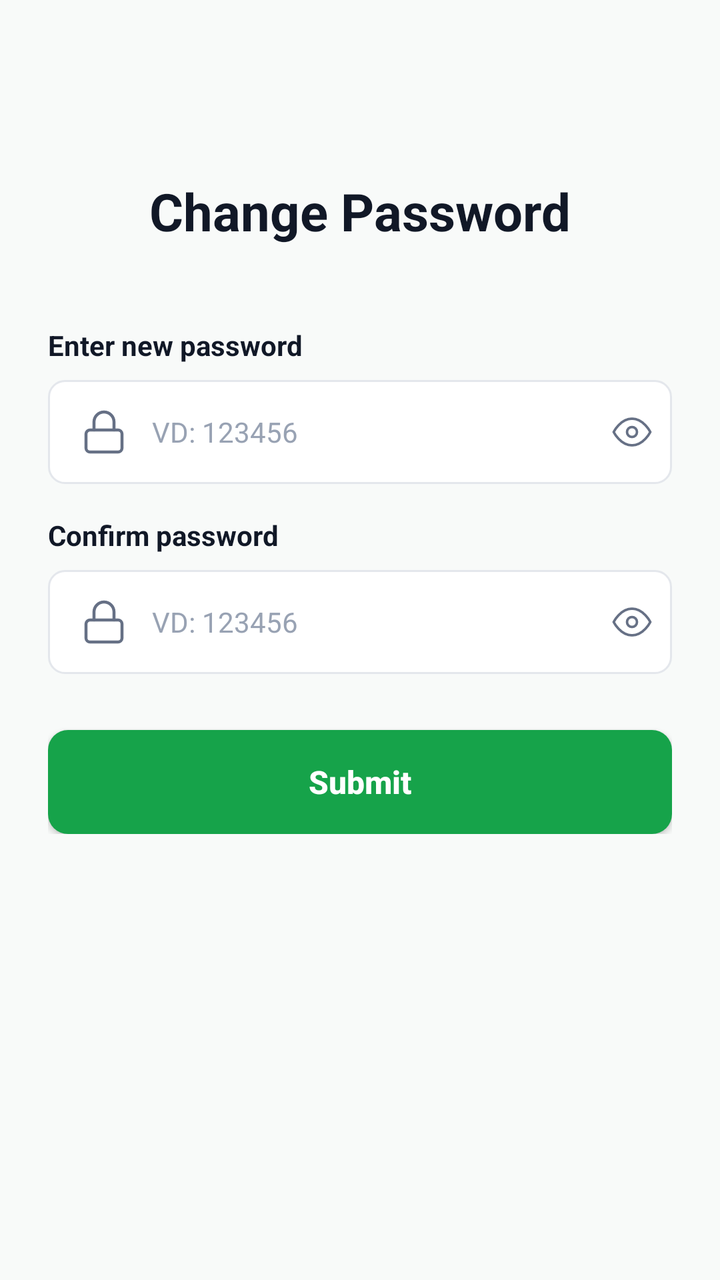
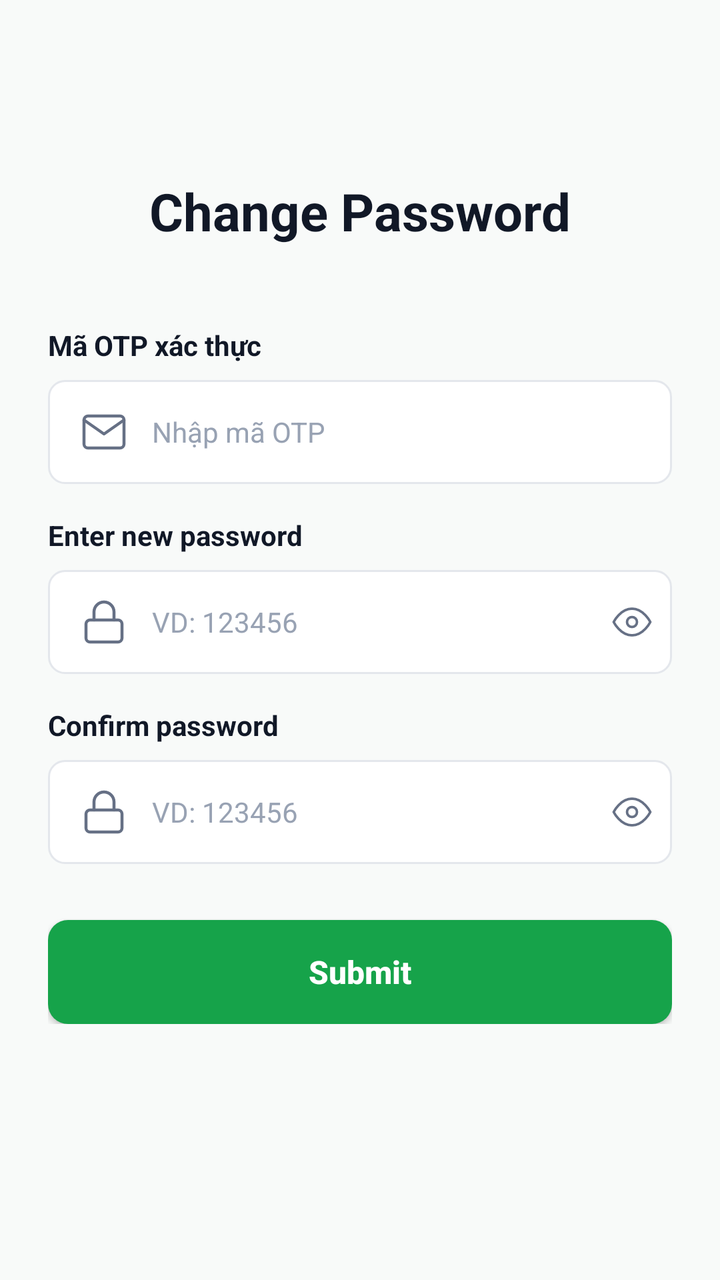

Two renders of the same Android screen: before a commit and after it. Below are the layout's source before the change and the commit's diff.
<!-- AndroidManifest.xml: application theme Theme.Fintrack -->
<!-- res/layout/activity_change_password.xml -->
<?xml version="1.0" encoding="utf-8"?>
<ScrollView xmlns:android="http://schemas.android.com/apk/res/android"
    android:layout_width="match_parent"
    android:layout_height="match_parent"
    android:background="@color/background"
    android:fillViewport="true">

    <LinearLayout
        android:layout_width="match_parent"
        android:layout_height="wrap_content"
        android:gravity="center_horizontal"
        android:orientation="vertical"
        android:padding="24dp">

        
        <TextView
            android:layout_width="wrap_content"
            android:layout_height="wrap_content"
            android:layout_marginTop="64dp"
            android:text="@string/change_password_title"
            android:textColor="@color/text_primary"
            android:textSize="26sp"
            android:textStyle="bold" />

        
        <LinearLayout
            android:layout_width="match_parent"
            android:layout_height="wrap_content"
            android:layout_marginTop="40dp"
            android:orientation="vertical">

            
            <TextView
                android:layout_width="wrap_content"
                android:layout_height="wrap_content"
                android:text="@string/label_enter_new_password"
                android:textColor="@color/text_primary"
                android:textSize="14sp"
                android:textStyle="bold" />

            <RelativeLayout
                android:layout_width="match_parent"
                android:layout_height="@dimen/input_height"
                android:layout_marginTop="8dp"
                android:background="@drawable/bg_input_field">

                <EditText
                    android:id="@+id/etNewPassword"
                    android:layout_width="match_parent"
                    android:layout_height="match_parent"
                    android:layout_toStartOf="@+id/ivToggleNewPassword"
                    android:autofillHints="newPassword"
                    android:background="@null"
                    android:drawableStart="@drawable/ic_lock"
                    android:drawablePadding="12dp"
                    android:hint="@string/hint_password"
                    android:inputType="textPassword"
                    android:paddingHorizontal="16dp"
                    android:singleLine="true"
                    android:textColor="@color/text_primary"
                    android:textColorHint="@color/text_hint"
                    android:textSize="14sp" />

                <ImageView
                    android:id="@+id/ivToggleNewPassword"
                    android:layout_width="40dp"
                    android:layout_height="match_parent"
                    android:layout_alignParentEnd="true"
                    android:layout_centerVertical="true"
                    android:background="?attr/selectableItemBackgroundBorderless"
                    android:contentDescription="@string/label_enter_new_password"
                    android:padding="10dp"
                    android:src="@drawable/ic_eye" />
            </RelativeLayout>

            
            <TextView
                android:layout_width="wrap_content"
                android:layout_height="wrap_content"
                android:layout_marginTop="16dp"
                android:text="@string/label_confirm_new_password"
                android:textColor="@color/text_primary"
                android:textSize="14sp"
                android:textStyle="bold" />

            <RelativeLayout
                android:layout_width="match_parent"
                android:layout_height="@dimen/input_height"
                android:layout_marginTop="8dp"
                android:background="@drawable/bg_input_field">

                <EditText
                    android:id="@+id/etConfirmNewPassword"
                    android:layout_width="match_parent"
                    android:layout_height="match_parent"
                    android:layout_toStartOf="@+id/ivToggleConfirmNewPassword"
                    android:autofillHints="newPassword"
                    android:background="@null"
                    android:drawableStart="@drawable/ic_lock"
                    android:drawablePadding="12dp"
                    android:hint="@string/hint_password"
                    android:inputType="textPassword"
                    android:paddingHorizontal="16dp"
                    android:singleLine="true"
                    android:textColor="@color/text_primary"
                    android:textColorHint="@color/text_hint"
                    android:textSize="14sp" />

                <ImageView
                    android:id="@+id/ivToggleConfirmNewPassword"
                    android:layout_width="40dp"
                    android:layout_height="match_parent"
                    android:layout_alignParentEnd="true"
                    android:layout_centerVertical="true"
                    android:background="?attr/selectableItemBackgroundBorderless"
                    android:contentDescription="@string/label_confirm_new_password"
                    android:padding="10dp"
                    android:src="@drawable/ic_eye" />
            </RelativeLayout>

            
            <androidx.appcompat.widget.AppCompatButton
                android:id="@+id/btnSubmit"
                android:layout_width="match_parent"
                android:layout_height="@dimen/button_height"
                android:layout_marginTop="28dp"
                android:background="@drawable/bg_button_primary"
                android:text="@string/btn_submit"
                android:textAllCaps="false"
                android:textColor="@color/white"
                android:textSize="16sp"
                android:textStyle="bold" />

        </LinearLayout>

    </LinearLayout>
</ScrollView>
<!-- resources referenced by this layout -->
<resources>
  <color name="background">#F8FAF9</color>
  <color name="text_hint">#98A2B3</color>
  <color name="text_primary">#111827</color>
  <color name="white">#FFFFFF</color>
  <dimen name="button_height">52dp</dimen>
  <dimen name="input_height">52dp</dimen>
  <!-- drawable bg_button_primary (drawable) -->
  <?xml version="1.0" encoding="utf-8"?>
  <ripple xmlns:android="http://schemas.android.com/apk/res/android"
      android:color="#33FFFFFF">
      <item>
          <shape android:shape="rectangle">
              <solid android:color="@color/primary" />
              <corners android:radius="10dp" />
          </shape>
      </item>
  </ripple>
  <!-- drawable bg_input_field (drawable) -->
  <?xml version="1.0" encoding="utf-8"?>
  <shape xmlns:android="http://schemas.android.com/apk/res/android"
      android:shape="rectangle">
      <solid android:color="@color/surface" />
      <stroke
          android:width="1dp"
          android:color="@color/border_default" />
      <corners android:radius="8dp" />
  </shape>
  <!-- drawable ic_lock (drawable) -->
  <vector xmlns:android="http://schemas.android.com/apk/res/android"
      android:width="24dp"
      android:height="24dp"
      android:viewportWidth="24"
      android:viewportHeight="24">
      <path
          android:fillColor="#00000000"
          android:pathData="M19,11H5C3.8954,11 3,11.8954 3,13V20C3,21.1046 3.8954,22 5,22H19C20.1046,22 21,21.1046 21,20V13C21,11.8954 20.1046,11 19,11Z"
          android:strokeWidth="1.5"
          android:strokeColor="#667085"
          android:strokeLineCap="round"
          android:strokeLineJoin="round"/>
      <path
          android:fillColor="#00000000"
          android:pathData="M7,11V7C7,4.2386 9.2386,2 12,2C14.7614,2 17,4.2386 17,7V11"
          android:strokeWidth="1.5"
          android:strokeColor="#667085"
          android:strokeLineCap="round"
          android:strokeLineJoin="round"/>
  </vector>
  <string name="btn_submit">Submit</string>
  <string name="change_password_title">Change Password</string>
  <string name="hint_password">VD: 123456</string>
  <string name="label_confirm_new_password">Confirm password</string>
  <string name="label_enter_new_password">Enter new password</string>
  <style name="Theme.Fintrack" parent="Base.Theme.Fintrack" />
  <color name="primary">#16A34A</color>
  <color name="surface">#FFFFFF</color>
  <color name="border_default">#E4E7EC</color>
  <style name="Base.Theme.Fintrack" parent="Theme.Material3.DayNight.NoActionBar">
          
          <item name="colorPrimary">@color/primary</item>
          <item name="colorPrimaryDark">@color/primary_dark</item>
          <item name="colorSecondary">@color/primary</item>
          <item name="android:windowBackground">@color/background</item>
      </style>
  <color name="primary_dark">#15803D</color>
  <!-- unchanged entries left out for length: 1 -->
</resources>

<!-- the commit's change to res/layout/activity_change_password.xml (unified diff, before → after) -->
@@ -28,6 +28,40 @@
             android:layout_height="wrap_content"
             android:layout_marginTop="40dp"
             android:orientation="vertical">
+
+            
+            <TextView
+                android:layout_width="wrap_content"
+                android:layout_height="wrap_content"
+                android:text="@string/label_reset_otp"
+                android:textColor="@color/text_primary"
+                android:textSize="14sp"
+                android:textStyle="bold" />
+
+            <RelativeLayout
+                android:layout_width="match_parent"
+                android:layout_height="@dimen/input_height"
+                android:layout_marginTop="8dp"
+                android:layout_marginBottom="16dp"
+                android:background="@drawable/bg_input_field">
+
+                <EditText
+                    android:id="@+id/etResetOtp"
+                    android:layout_width="match_parent"
+                    android:layout_height="match_parent"
+                    android:autofillHints="oneTimeCode"
+                    android:background="@null"
+                    android:drawableStart="@drawable/ic_email"
+                    android:drawablePadding="12dp"
+                    android:hint="@string/hint_reset_otp"
+                    android:inputType="number"
+                    android:maxLength="6"
+                    android:paddingHorizontal="16dp"
+                    android:singleLine="true"
+                    android:textColor="@color/text_primary"
+                    android:textColorHint="@color/text_hint"
+                    android:textSize="14sp" />
+            </RelativeLayout>
 
             
             <TextView
<!-- resource entries referenced after the edit -->
@@ -27,6 +27,27 @@
           android:color="@color/border_default" />
       <corners android:radius="8dp" />
   </shape>
+  <!-- drawable ic_email (drawable) -->
+  <vector xmlns:android="http://schemas.android.com/apk/res/android"
+      android:width="24dp"
+      android:height="24dp"
+      android:viewportWidth="24"
+      android:viewportHeight="24">
+      <path
+          android:fillColor="#00000000"
+          android:pathData="M4,4H20C21.1,4 22,4.9 22,6V18C22,19.1 21.1,20 20,20H4C2.9,20 2,19.1 2,18V6C2,4.9 2.9,4 4,4Z"
+          android:strokeWidth="1.5"
+          android:strokeColor="#667085"
+          android:strokeLineCap="round"
+          android:strokeLineJoin="round"/>
+      <path
+          android:fillColor="#00000000"
+          android:pathData="M22,6L12,13L2,6"
+          android:strokeWidth="1.5"
+          android:strokeColor="#667085"
+          android:strokeLineCap="round"
+          android:strokeLineJoin="round"/>
+  </vector>
   <!-- drawable ic_lock (drawable) -->
   <vector xmlns:android="http://schemas.android.com/apk/res/android"
       android:width="24dp"
@@ -51,8 +72,10 @@
   <string name="btn_submit">Submit</string>
   <string name="change_password_title">Change Password</string>
   <string name="hint_password">VD: 123456</string>
+  <string name="hint_reset_otp">Nhập mã OTP</string>
   <string name="label_confirm_new_password">Confirm password</string>
   <string name="label_enter_new_password">Enter new password</string>
+  <string name="label_reset_otp">Mã OTP xác thực</string>
   <style name="Theme.Fintrack" parent="Base.Theme.Fintrack" />
   <color name="primary">#16A34A</color>
   <color name="surface">#FFFFFF</color>
